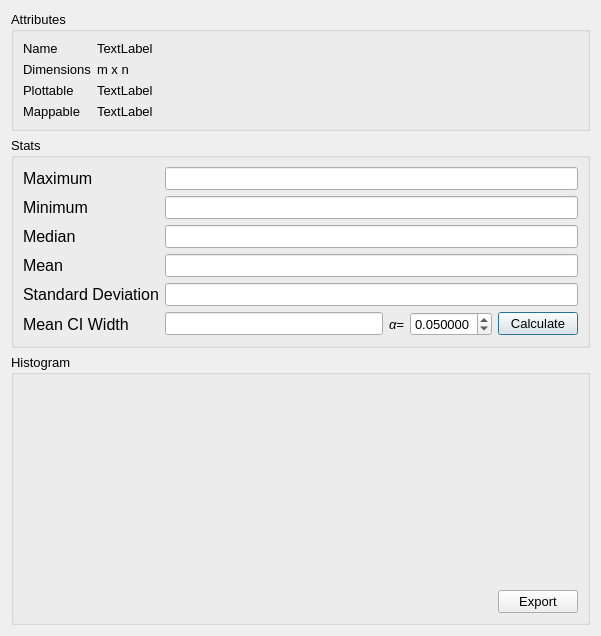
The window that Vespucci/GUI/Display/statsdialog.ui (VespucciProject/Vespucci) describes before a commit, drawn with Qt 5.
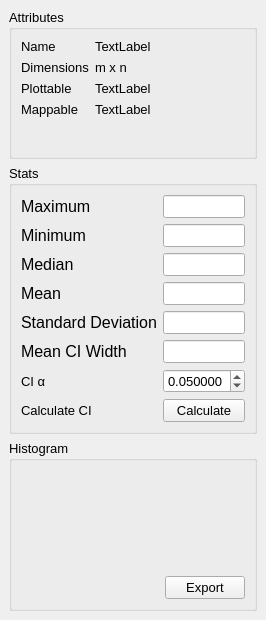
The same window after the commit. Custom widgets are drawn as their Qt base class.

Commit message: Persistent dialogs now inherit QDockWidget instead of QDialog, default to being open rather than closed, and appear on start. The user can move them wherever she wants.

```diff
--- a/Vespucci/GUI/Display/statsdialog.ui
+++ b/Vespucci/GUI/Display/statsdialog.ui
@@ -1,13 +1,13 @@
 <?xml version="1.0" encoding="UTF-8"?>
 <ui version="4.0">
  <class>StatsDialog</class>
- <widget class="QDialog" name="StatsDialog">
+ <widget class="QDockWidget" name="StatsDialog">
   <property name="geometry">
    <rect>
     <x>0</x>
     <y>0</y>
-    <width>601</width>
-    <height>615</height>
+    <width>236</width>
+    <height>620</height>
    </rect>
   </property>
   <property name="font">
@@ -18,6 +18,7 @@
   <property name="windowTitle">
    <string>Object Information</string>
   </property>
+  <widget class="QWidget" name="dockWidgetContents">
   <layout class="QVBoxLayout" name="verticalLayout_2">
    <item>
     <widget class="QGroupBox" name="attributesGroupBox">
@@ -210,6 +211,13 @@
         </property>
        </widget>
       </item>
+       <item row="6" column="1">
+        <widget class="QLineEdit" name="confidenceLineEdit">
+         <property name="readOnly">
+          <bool>true</bool>
+         </property>
+        </widget>
+       </item>
       <item row="6" column="0">
        <widget class="QLabel" name="widthLabel">
         <property name="font">
@@ -222,28 +230,19 @@
         </property>
        </widget>
       </item>
-      <item row="6" column="1">
-       <layout class="QHBoxLayout" name="horizontalLayout">
-        <item>
-         <widget class="QLineEdit" name="confidenceLineEdit">
-          <property name="readOnly">
-           <bool>true</bool>
-          </property>
-         </widget>
-        </item>
-        <item>
+       <item row="7" column="0">
          <widget class="QLabel" name="alphaLabel">
           <property name="font">
            <font>
-            <italic>true</italic>
+           <italic>false</italic>
            </font>
           </property>
           <property name="text">
-           <string>α=</string>
+          <string>CI α</string>
           </property>
          </widget>
         </item>
-        <item>
+       <item row="7" column="1">
          <widget class="QDoubleSpinBox" name="alphaDoubleSpinBox">
           <property name="decimals">
            <number>6</number>
@@ -259,14 +258,19 @@
           </property>
          </widget>
         </item>
-        <item>
+       <item row="8" column="1">
          <widget class="QPushButton" name="calculatePushButton">
           <property name="text">
            <string>Calculate</string>
           </property>
          </widget>
         </item>
-       </layout>
+       <item row="8" column="0">
+        <widget class="QLabel" name="label">
+         <property name="text">
+          <string>Calculate CI</string>
+         </property>
+        </widget>
       </item>
      </layout>
     </widget>
@@ -288,7 +292,7 @@
         <property name="minimumSize">
          <size>
           <width>100</width>
-          <height>200</height>
+           <height>100</height>
          </size>
         </property>
         <layout class="QVBoxLayout" name="verticalLayout"/>
@@ -311,6 +315,7 @@
     </widget>
    </item>
   </layout>
+  </widget>
  </widget>
  <customwidgets>
   <customwidget>
```
Lines whose indentation alone changed are shown as unchanged. The commit also changes 28 other files.
